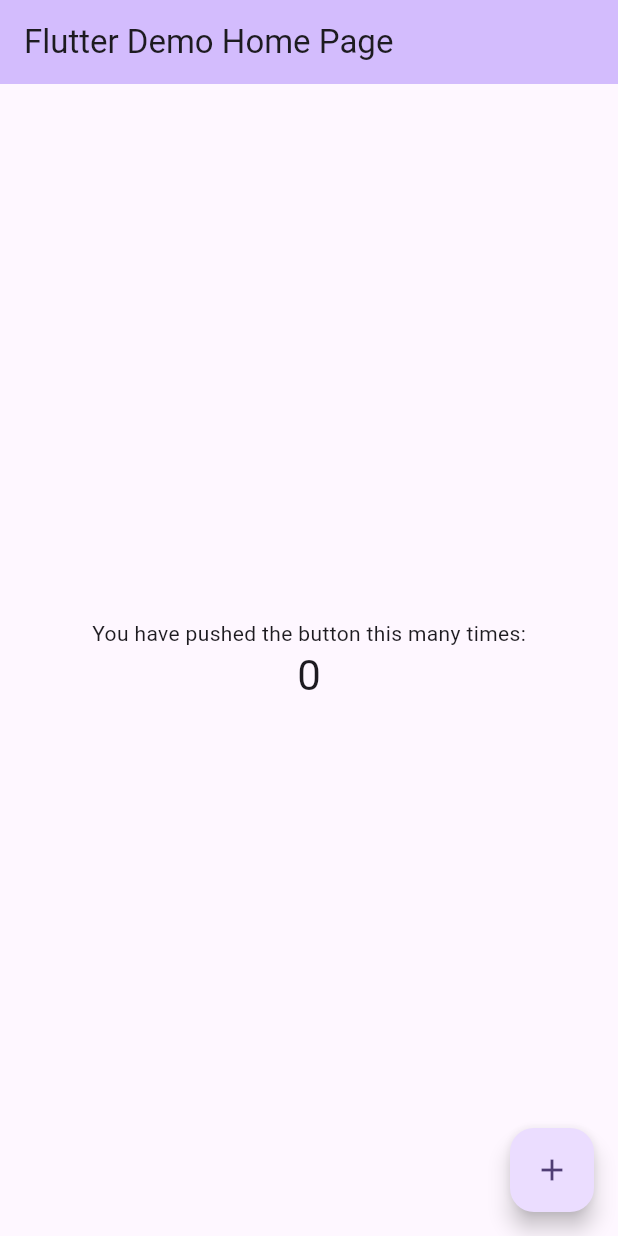
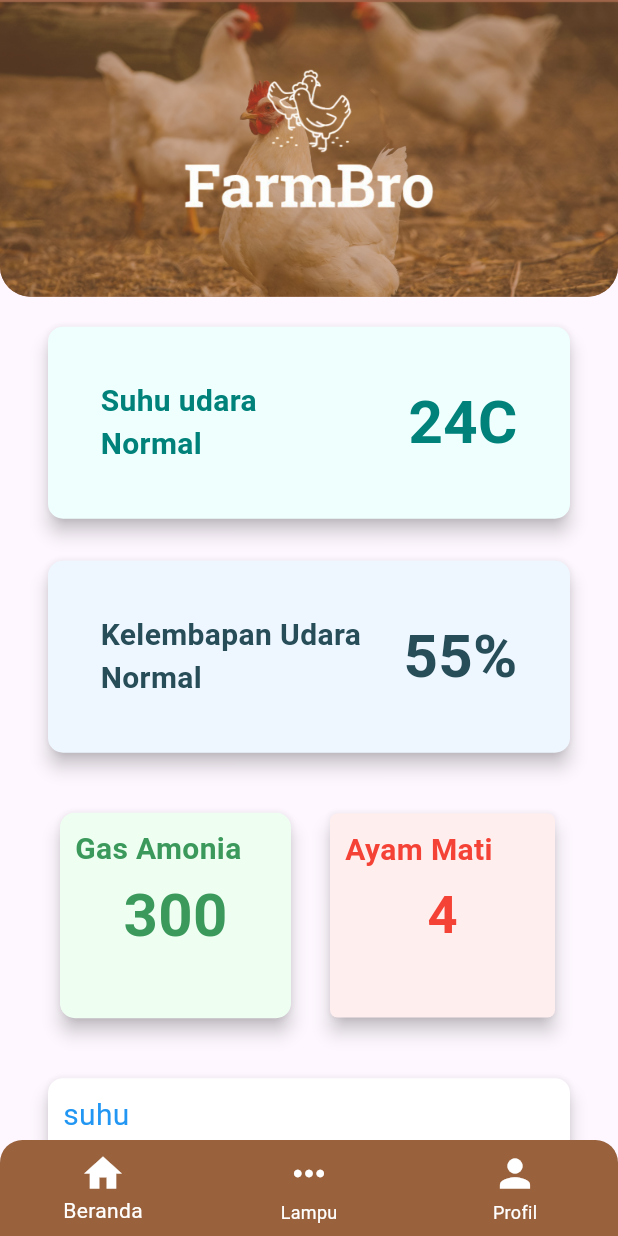
Before and after one commit to MfajarDwip/FarmBroApk, a Flutter app: the screen it shows after launch, on a phone screen of 412 x 824 dp. Run offline on Flutter 3.47's test engine with Material 3 defaults, Android fonts, the phone set to English and light mode, and no system bars.

Commit message:
penambahan dashboard dan profil ui

```diff
--- /dev/null
+++ b/lib/farmbro/beranda.dart
@@ -0,0 +1,116 @@
+import 'package:farmbroapk/farmbro/profil.dart';
+import 'package:farmbroapk/resource/WidgetSuhu.dart';
+import 'package:farmbroapk/resource/Widgetlembap.dart';
+import 'package:farmbroapk/resource/diagramWidget.dart';
+import 'package:farmbroapk/resource/color/mycolor.dart';
+import 'package:farmbroapk/resource/widgetgasdanayam.dart';
+import 'package:flutter/material.dart';
+
+class BerandaScreen extends StatefulWidget {
+  @override
+  _BerandaScreenState createState() => _BerandaScreenState();
+}
+
+class _BerandaScreenState extends State<BerandaScreen> {
+  int _currentIndex = 0;
+
+  // Daftar halaman untuk BottomNavigationBar
+  final List<Widget> _pages = [
+    HomeContent(), // Konten halaman Beranda
+    Text('Halaman Lampu'), // Halaman Lampu (sementara)
+    ProfileScreen(), // Halaman Profil
+  ];
+
+  @override
+  Widget build(BuildContext context) {
+    return Scaffold(
+      // Menampilkan halaman sesuai dengan _currentIndex
+      body: _pages[_currentIndex],
+
+      // Bottom Navigation Bar
+      bottomNavigationBar: ClipRRect(
+        borderRadius: BorderRadius.only(
+          topLeft: Radius.circular(15), // Melengkung pada pojok kiri atas
+          topRight: Radius.circular(15), // Melengkung pada pojok kanan atas
+        ),
+        child: BottomNavigationBar(
+          backgroundColor: bottomnav,
+          selectedItemColor: Colors.white,
+          unselectedItemColor: Colors.white,
+          currentIndex: _currentIndex,
+          onTap: (index) {
+            setState(() {
+              _currentIndex = index; // Ganti halaman saat ikon ditekan
+            });
+          },
+          iconSize: 30,
+          items: [
+            BottomNavigationBarItem(
+              icon: Icon(Icons.home),
+              label: 'Beranda',
+            ),
+            BottomNavigationBarItem(
+              icon: Icon(Icons.more_horiz),
+              label: 'Lampu',
+            ),
+            BottomNavigationBarItem(
+              icon: Icon(Icons.person),
+              label: 'Profil',
+            ),
+          ],
+        ),
+      ),
+    );
+  }
+}
+
+// Konten halaman beranda (HomeContent)
+class HomeContent extends StatelessWidget {
+  @override
+  Widget build(BuildContext context) {
+    final screenSize = MediaQuery.of(context).size;
+
+    return Column(
+      children: [
+        // Container dengan tinggi 24% dari layar
+        Container(
+          width: screenSize.width,
+          height: screenSize.height * 0.24,
+          decoration: BoxDecoration(
+            image: DecorationImage(
+                image: AssetImage('assets/logoayam.png'), fit: BoxFit.cover),
+            color: Color(0xFFA16651),
+            borderRadius: BorderRadius.only(
+              bottomLeft: Radius.circular(20),
+              bottomRight: Radius.circular(20),
+            ),
+          ),
+        ),
+
+        // Bagian bawah dari tampilan
+        Expanded(
+          child: CustomScrollView(
+            slivers: [
+              SliverToBoxAdapter(
+                child: Padding(
+                  padding: const EdgeInsets.all(16.0),
+                  child: Column(
+                    children: [
+                      Widgetsuhu(),
+                      SizedBox(height: 20),
+                      KelembapanCard(),
+                      SizedBox(height: 20),
+                      ayamdangasWidget(),
+                      SizedBox(height: 20),
+                      diagramCard(),
+                    ],
+                  ),
+                ),
+              ),
+            ],
+          ),
+        ),
+      ],
+    );
+  }
+}
--- /dev/null
+++ b/lib/farmbro/profil.dart
@@ -0,0 +1,161 @@
+import 'package:farmbroapk/resource/color/mycolor.dart';
+import 'package:flutter/material.dart';
+
+class ProfileScreen extends StatelessWidget {
+  @override
+  Widget build(BuildContext context) {
+        final screenSize = MediaQuery.of(context).size;
+
+    return Scaffold(
+      backgroundColor: Colors.white,
+      body: Column(
+        children: [
+          // Menggunakan Stack untuk menempatkan gambar profil di tengah, setengah di luar dan setengah di dalam
+          Stack(
+            clipBehavior: Clip.none, // Agar gambar bisa keluar dari container
+            alignment: Alignment.center, // Memastikan gambar berada di tengah
+            children: [
+              // Bagian background header
+              Container(
+                width: screenSize.width,
+                height: screenSize.height * 0.20,
+                decoration: BoxDecoration(
+                  image: DecorationImage(
+                      image: AssetImage('assets/coba.png'),
+                      fit: BoxFit.cover),
+                  color: navbar,
+                  borderRadius: BorderRadius.only(
+                    bottomLeft: Radius.circular(20),
+                    bottomRight: Radius.circular(20),
+                  ),
+                ),
+                child: Align(
+                  alignment: Alignment.topCenter,
+                  child: Padding(
+                    padding:
+                        const EdgeInsets.only(top: 40.0), // Posisi dari atas
+                    child: Text(
+                      'Profile',
+                      style: TextStyle(
+                        fontSize: 22,
+                        color: Colors.white,
+                        fontWeight: FontWeight.bold,
+                      ),
+                    ),
+                  ),
+                ),
+              ),
+
+              Positioned(
+                bottom: -50, // Posisi gambar profil
+                child: CircleAvatar(
+                  radius: 60,
+                  backgroundImage: AssetImage(
+                      'assets/cuy.png'), // Ganti dengan path foto profil
+                ),
+              ),
+
+              Positioned(
+                bottom: -120, // Sesuaikan posisi teks dari gambar profil
+                child: Column(
+                  children: [
+                    Text(
+                      'Fadias Keyn', // Nama user
+                      style: TextStyle(
+                        fontSize: 18,
+                        fontWeight: FontWeight.bold,
+                      ),
+                    ),
+                    Text(
+                      'Owner', // Teks role/jabatan
+                      style: TextStyle(
+                        fontSize: 14,
+                        color: Colors.grey,
+                      ),
+                    ),
+                  ],
+                ),
+              ),
+            ],
+          ),
+
+          SizedBox(height: 160), // Jarak setelah foto profil
+
+          // Bagian informasi profil
+          Padding(
+            padding: EdgeInsets.symmetric(horizontal: 20),
+            child: Column(
+              children: [
+                // Nomor telepon
+                ListTile(
+                  leading: Icon(Icons.phone, color: Colors.brown),
+                  title: Text('+6285859714058'),
+                  tileColor: Color(0xFFFDEFE3),
+                  shape: RoundedRectangleBorder(
+                    borderRadius: BorderRadius.circular(10),
+                  ),
+                ),
+                SizedBox(height: 15),
+                // Email
+                ListTile(
+                  leading: Icon(Icons.email, color: Colors.brown),
+                  title: Text('fadiaskeyn@gmail.com'),
+                  tileColor: Color(0xFFFDEFE3),
+                  shape: RoundedRectangleBorder(
+                    borderRadius: BorderRadius.circular(10),
+                  ),
+                ),
+                SizedBox(height: 15),
+                // Tombol ubah password
+                ListTile(
+                  leading: Icon(Icons.lock, color: Colors.brown),
+                  title: Text('Ubah Password'),
+                  tileColor: Color(0xFFFDEFE3),
+                  shape: RoundedRectangleBorder(
+                    borderRadius: BorderRadius.circular(10),
+                  ),
+                  onTap: () {
+                    // Aksi saat tombol ubah password ditekan
+                  },
+                ),
+              ],
+            ),
+          ),
+
+          Spacer(),
+
+          // Tombol keluar akun
+
+          Padding(
+            padding: EdgeInsets.symmetric(horizontal: 20),
+            child: ElevatedButton(
+              onPressed: () {
+                // Aksi saat tombol keluar akun ditekan
+              },
+              style: ElevatedButton.styleFrom(
+                backgroundColor: buttonhapus, // Warna tombol
+                padding: EdgeInsets.symmetric(vertical: 15),
+                shape: RoundedRectangleBorder(
+                  borderRadius: BorderRadius.circular(10),
+                ),
+              ),
+              child: Center(
+                child: Text(
+                  'KELUAR AKUN',
+                  style: TextStyle(
+                    color: Colors.white,
+                    // color: const Color.fromARGB(255, 233, 0, 0),
+                    fontWeight: FontWeight.bold,
+                    fontSize: 16,
+                  ),
+                ),
+              ),
+            ),
+          ),
+
+          SizedBox(height: 20), // Jarak dari tombol keluar ke bottom
+        ],
+      ),
+    );
+  }
+}
--- a/lib/main.dart
+++ b/lib/main.dart
@@ -1,3 +1,4 @@
+import 'package:farmbroapk/farmbro/beranda.dart';
 import 'package:flutter/material.dart';
 
 void main() {
@@ -11,6 +12,7 @@
   @override
   Widget build(BuildContext context) {
     return MaterialApp(
+      debugShowCheckedModeBanner: false,
       title: 'Flutter Demo',
       theme: ThemeData(
         // This is the theme of your application.
@@ -31,7 +33,7 @@
         colorScheme: ColorScheme.fromSeed(seedColor: Colors.deepPurple),
         useMaterial3: true,
       ),
-      home: const MyHomePage(title: 'Flutter Demo Home Page'),
+      home: BerandaScreen(),
     );
   }
 }
--- /dev/null
+++ b/lib/resource/WidgetSuhu.dart
@@ -0,0 +1,66 @@
+import 'package:flutter/material.dart';
+import 'package:flutter/services.dart';
+import 'package:farmbroapk/resource/color/mycolor.dart';
+
+class Widgetsuhu extends StatelessWidget {
+  @override
+  Widget build(BuildContext context) {
+    return Center(
+      child: Container(
+        padding: EdgeInsets.symmetric(horizontal: 12.0),
+        child: Card(
+          shape: RoundedRectangleBorder(
+            borderRadius: BorderRadius.circular(10),
+          ),
+          elevation: 5,
+          shadowColor: Colors.black.withOpacity(1),
+          color: WidgetSuhu,
+          child: Padding(
+            padding: const EdgeInsets.all(35.0),
+            child: Column(
+              crossAxisAlignment: CrossAxisAlignment.start, // Mengatur semua anak ke kiri
+              children: [
+                // Row untuk Kelembapan Udara dan Angka
+                Row(
+                  mainAxisAlignment: MainAxisAlignment.spaceBetween,
+                  children: [
+                    Column(
+                      crossAxisAlignment: CrossAxisAlignment.start, // Teks di kiri
+                      children: [
+                        Text(
+                          'Suhu udara',
+                          style: TextStyle(
+                            fontSize: 20,
+                            color: fontsuhu,
+                            fontWeight: FontWeight.bold
+                          ),
+                        ),
+                        Text(
+                          'Normal',
+                          style: TextStyle(
+                            fontSize: 20,
+                            fontWeight: FontWeight.bold,
+                            color: fontsuhu
+                          ),
+                        ),
+                      ],
+                    ),
+                    // Angka di sebelah kanan
+                    Text(
+                      '24C',
+                      style: TextStyle(
+                        fontSize: 40,
+                        fontWeight: FontWeight.bold,
+                        color: fontsuhu,
+                      ),
+                    ),
+                  ],
+                ),
+              ],
+            ),
+          ),
+        ),
+      ),
+    );
+  }
+}
--- /dev/null
+++ b/lib/resource/Widgetlembap.dart
@@ -0,0 +1,66 @@
+import 'package:flutter/material.dart';
+import 'package:flutter/services.dart';
+import 'package:farmbroapk/resource/color/mycolor.dart';
+
+class KelembapanCard extends StatelessWidget {
+  @override
+  Widget build(BuildContext context) {
+    return Center(
+      child: Container(
+        padding: EdgeInsets.symmetric(horizontal: 12.0),
+        child: Card(
+          shape: RoundedRectangleBorder(
+            borderRadius: BorderRadius.circular(10),
+          ),
+          elevation: 5,
+          shadowColor: Colors.black.withOpacity(1),
+          color: WidgetUdara,
+          child: Padding(
+            padding: const EdgeInsets.all(35.0),
+            child: Column(
+              crossAxisAlignment: CrossAxisAlignment.start, // Mengatur semua anak ke kiri
+              children: [
+                // Row untuk Kelembapan Udara dan Angka
+                Row(
+                  mainAxisAlignment: MainAxisAlignment.spaceBetween,
+                  children: [
+                    Column(
+                      crossAxisAlignment: CrossAxisAlignment.start, // Teks di kiri
+                      children: [
+                        Text(
+                          'Kelembapan Udara',
+                          style: TextStyle(
+                            fontSize: 20,
+                            color: fontkelembapan,
+                            fontWeight: FontWeight.bold
+                          ),
+                        ),
+                        Text(
+                          'Normal',
+                          style: TextStyle(
+                            fontSize: 20,
+                            fontWeight: FontWeight.bold,
+                            color: fontkelembapan
+                          ),
+                        ),
+                      ],
+                    ),
+                    // Angka di sebelah kanan
+                    Text(
+                      '55%',
+                      style: TextStyle(
+                        fontSize: 40,
+                        fontWeight: FontWeight.bold,
+                        color: fontkelembapan,
+                      ),
+                    ),
+                  ],
+                ),
+              ],
+            ),
+          ),
+        ),
+      ),
+    );
+  }
+}
--- /dev/null
+++ b/lib/resource/color/mycolor.dart
@@ -0,0 +1,15 @@
+import 'package:flutter/material.dart';
+
+Color background = Colors.white;
+Color? purple = Colors.blue;
+Color myColor = Color(0xFF4F4789);
+Color WidgetSuhu = Color(0xFFEEFFFD);
+Color WidgetUdara = Color(0xFFEEF7FF);
+Color bottomnav = Color(0xFF99613C);
+Color widgetayam = Color(0xFFFFEEEE);
+Color widgetgas = Color(0xFFEEFFF2);
+Color fontsuhu = Color(0xFF00817A);
+Color fontkelembapan = Color(0xFF274D59);
+Color fontgas = Color(0xFF3C995C);
+Color navbar = Color(0xFF99613C);
+Color buttonhapus = Color(0xFFC40C0C);
--- /dev/null
+++ b/lib/resource/diagramWidget.dart
@@ -0,0 +1,47 @@
+import 'package:flutter/material.dart';
+import 'package:flutter/services.dart';
+import 'package:farmbroapk/resource/color/mycolor.dart';
+
+class diagramCard extends StatelessWidget {
+  @override
+  Widget build(BuildContext context) {
+    return Center(
+      child: Container(
+        padding: EdgeInsets.symmetric(horizontal: 12.0),
+        child: Card(
+          shape: RoundedRectangleBorder(
+            borderRadius: BorderRadius.circular(10),
+          ),
+          elevation: 5,
+          shadowColor: Colors.black.withOpacity(1),
+          color: Colors.white,
+          child: Stack(children: [
+            Positioned(
+              left: 10,
+              top: 10,
+              child: Text(
+                'suhu',
+                style: TextStyle(
+                  fontSize: 20,
+                  color: Colors.blue,
+                ),
+              ),
+            ),
+            Center(
+              child: Padding(
+                padding: const EdgeInsets.all(40),
+                child: Text(
+                  '300',
+                  style: TextStyle(
+                      fontSize: 40,
+                      fontWeight: FontWeight.bold,
+                      color: Colors.blue),
+                ),
+              ),
+            )
+          ]),
+        ),
+      ),
+    );
+  }
+}
--- /dev/null
+++ b/lib/resource/widgetgasdanayam.dart
@@ -0,0 +1,102 @@
+import 'package:farmbroapk/resource/color/mycolor.dart';
+import 'package:flutter/material.dart';
+
+class ayamdangasWidget extends StatelessWidget {
+  @override
+  Widget build(BuildContext context) {
+    return Center(
+      child: Padding(
+        padding: const EdgeInsets.all(12.0),
+        child: Row(
+          mainAxisAlignment: MainAxisAlignment.spaceEvenly,
+          children: [
+            // Card pertama (kiri)
+            Expanded(
+              child: Container(
+                padding: EdgeInsets.symmetric(horizontal: 8.0),
+                child: Card(
+                  shape: RoundedRectangleBorder(
+                    borderRadius: BorderRadius.circular(10),
+                  ),
+                  elevation: 5,
+                  shadowColor: Colors.black.withOpacity(1),
+                  color: widgetgas, // Ganti warna card sesuai kebutuhan
+                  child: Stack(
+                    children: [
+                      Positioned(
+                        left: 10,
+                        top: 10,
+                        child: Text(
+                          'Gas Amonia',
+                          style: TextStyle(
+                            fontSize: 20,
+                            color: fontgas,
+                            fontWeight: FontWeight.bold
+                          ),
+                        ),
+                      ),
+                      Center(
+                        child: Padding(
+                          padding: const EdgeInsets.all(40),
+                          child: Text(
+                            '300',
+                            style: TextStyle(
+                                fontSize: 40,
+                                fontWeight: FontWeight.bold,
+                                color: fontgas),
+                          ),
+                        ),
+                      ),
+                    ],
+                  ),
+                ),
+              ),
+            ),
+            // Card kedua (kanan)
+            Expanded(
+              child: Container(
+                padding: EdgeInsets.symmetric(horizontal: 10.0),
+                child: Card(
+                  shape: RoundedRectangleBorder(
+                    borderRadius: BorderRadius.circular(5),
+                  ),
+                  elevation: 5,
+                  shadowColor: Colors.black.withOpacity(1),
+                  color: widgetayam, // Ganti warna card sesuai kebutuhan
+                  child: Stack(
+                    children: [
+                      Positioned(
+                        left: 10,
+                        top: 10,
+                        child: Text(
+                          'Ayam Mati',
+                          style: TextStyle(
+                            fontSize: 20,
+                            color: Colors.red,
+                            fontWeight: FontWeight.bold
+                          ),
+                        ),
+                      ),
+                      Center(
+                        child: Padding(
+                          padding: const EdgeInsets.all(43),
+                          child: Text(
+                            '4',
+                            style: TextStyle(
+                                fontSize: 35,
+                                fontWeight: FontWeight.bold,
+                                color: Colors.red),
+                          ),
+                        ),
+                      ),
+                    ],
+                  ),
+                ),
+              ),
+            ),
+          ],
+        ),
+      ),
+    );
+  }
+}
--- a/pubspec.yaml
+++ b/pubspec.yaml
@@ -52,6 +52,8 @@
 
 # The following section is specific to Flutter packages.
 flutter:
+  assets:
+    - assets/
 
   # The following line ensures that the Material Icons font is
   # included with your application, so that you can use the icons in
```
Also changed, not shown: assets/coba.png (added), assets/cuy.png (added), assets/logoayam.png (added), lib/farmbro/remote.dart (added), 3 other files.
